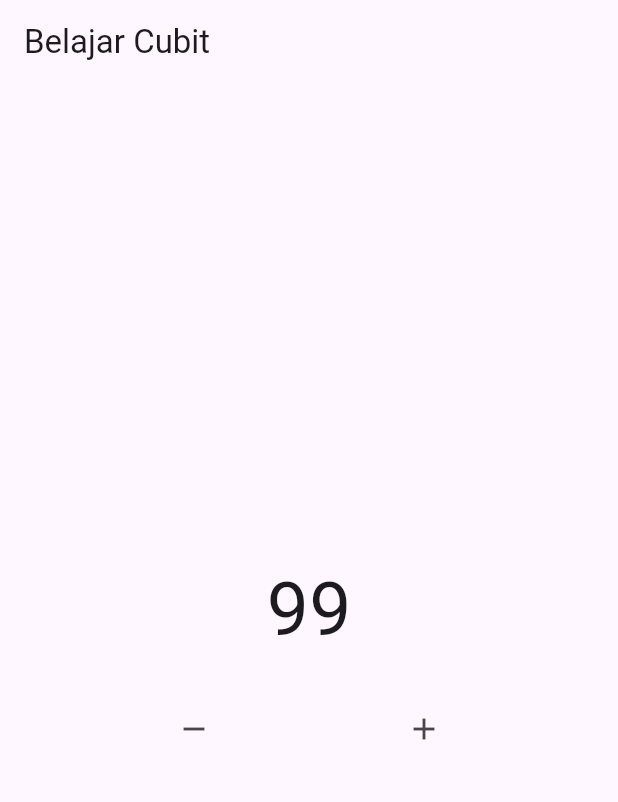
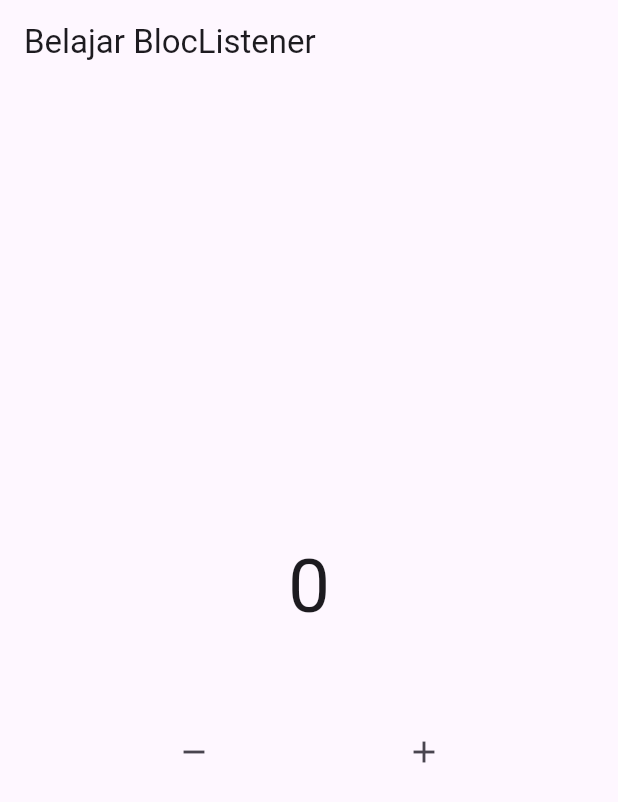
Before and after one commit to Lukman350/latihan_bloc, a Flutter app: the screen it shows after launch, after a tap on the "remove" icon, after a tap on the "add" icon, on a phone screen of 412 x 824 dp. Shown: the top 802 px of the screen. Run offline on Flutter 3.47's test engine with Material 3 defaults, Android fonts, the phone set to English and light mode, and no system bars; our stand-ins replace bloc, flutter_bloc.

Commit message:
update pembelajaran
- Memisahkan kode menjadi modul
- Materi BlocBuilder
- Materi BlocListener

```diff
--- /dev/null
+++ b/lib/belajar_bloclistener.dart
@@ -0,0 +1,65 @@
+import 'package:flutter/material.dart';
+import 'package:flutter_bloc/flutter_bloc.dart';
+import 'package:latihan_bloc/bloc/counter.dart';
+
+class BelajarBlocListener extends StatelessWidget {
+  BelajarBlocListener({super.key});
+
+  final Counter myCounter = Counter();
+
+  @override
+  Widget build(BuildContext context) {
+    return Scaffold(
+      appBar: AppBar(
+        title: const Text('Belajar BlocListener'),
+      ),
+      body: Column(
+        mainAxisAlignment: MainAxisAlignment.center,
+        children: [
+          BlocListener<Counter, int>(
+            bloc: myCounter,
+            listener: (context, state) {
+              print(state);
+
+              ScaffoldMessenger.of(context).showSnackBar(
+                const SnackBar(
+                  content: Text('Hello, even number!'),
+                  duration: Duration(milliseconds: 500),
+                ),
+              );
+            },
+            listenWhen: (previous, current) {
+              return current.isEven;
+            },
+            child: BlocBuilder<Counter, int>(
+              bloc: myCounter,
+              // buildWhen: (previous, current) {
+              //   return current.isOdd;
+              // },
+              builder: (context, state) {
+                return Text(
+                  '$state',
+                  style: const TextStyle(fontSize: 50),
+                );
+              },
+            ),
+          ),
+          const SizedBox(height: 50),
+          Row(
+            mainAxisAlignment: MainAxisAlignment.spaceEvenly,
+            children: [
+              IconButton(
+                onPressed: () => myCounter.decrement(),
+                icon: const Icon(Icons.remove),
+              ),
+              IconButton(
+                onPressed: () => myCounter.increment(),
+                icon: const Icon(Icons.add),
+              ),
+            ],
+          ),
+        ],
+      ),
+    );
+  }
+}
--- /dev/null
+++ b/lib/bloc/counter.dart
@@ -0,0 +1,22 @@
+import 'package:bloc/bloc.dart';
+
+class Counter extends Cubit<int> {
+  Counter({this.initialData = 0}) : super(initialData);
+
+  int initialData;
+
+  void increment() => emit(state + 1);
+  void decrement() => emit(state - 1);
+
+  @override
+  void onChange(Change<int> change) {
+    super.onChange(change);
+    print('onChange: $change');
+  }
+
+  @override
+  void onError(Object error, StackTrace stackTrace) {
+    super.onError(error, stackTrace);
+    print('Error: $error');
+  }
+}
--- a/lib/main.dart
+++ b/lib/main.dart
@@ -1,5 +1,6 @@
-import 'package:bloc/bloc.dart';
 import 'package:flutter/material.dart';
+
+import 'belajar_bloclistener.dart';
 
 void main() {
   runApp(const MainApp());
@@ -11,108 +12,7 @@ class MainApp extends StatelessWidget {
   @override
   Widget build(BuildContext context) {
     return MaterialApp(
-      home: BelajarCubit(),
+      home: BelajarBlocListener(),
     );
   }
 }
-
-class CounterCubit extends Cubit<int> {
-  CounterCubit({this.initialData = 0}) : super(initialData);
-
-  int initialData;
-
-  void tambahData() {
-    emit(state + 1);
-  }
-
-  void kurangData() {
-    emit(state - 1);
-  }
-}
-
-class BelajarCubit extends StatelessWidget {
-  CounterCubit myCounter = CounterCubit(initialData: 99);
-
-  @override
-  Widget build(BuildContext context) {
-    return Scaffold(
-      appBar: AppBar(
-        title: const Text('Belajar Cubit'),
-      ),
-      body: Column(
-        mainAxisAlignment: MainAxisAlignment.center,
-        children: [
-          StreamBuilder(
-            stream: myCounter.stream,
-            builder: (context, snapshot) {
-              if (snapshot.connectionState == ConnectionState.waiting) {
-                return const Center(
-                  child: CircularProgressIndicator(),
-                );
-              } else {
-                return Center(
-                  child: Text(
-                    '${snapshot.data}',
-                    style: const TextStyle(fontSize: 50),
-                  ),
-                );
-              }
-            },
-          ),
-          const SizedBox(height: 20),
-          Row(
-            mainAxisAlignment: MainAxisAlignment.spaceEvenly,
-            children: [
-              IconButton(
-                onPressed: () => myCounter.kurangData(),
-                icon: const Icon(
-                  Icons.remove,
-                ),
-              ),
-              IconButton(
-                  onPressed: () => myCounter.tambahData(),
-                  icon: const Icon(Icons.add))
-            ],
-          )
-        ],
-      ),
-    );
-  }
-}
-
-class BelajarStream extends StatelessWidget {
-  const BelajarStream({super.key});
-
-  Stream<int> streamData() async* {
-    for (var i = 1; i <= 10; i++) {
-      await Future.delayed(const Duration(seconds: 1));
-      yield i;
-    }
-  }
-
-  @override
-  Widget build(BuildContext context) {
-    return Scaffold(
-      appBar: AppBar(
-        title: const Text('Belajar Stream'),
-      ),
-      body: StreamBuilder(
-        stream: streamData(),
-        builder: (context, snapshot) {
-          if (snapshot.connectionState == ConnectionState.waiting) {
-            return const Center(
-              child: CircularProgressIndicator(),
-            );
-          } else {
-            return Center(
-              child: Text(
-                '${snapshot.data}',
-                style: const TextStyle(fontSize: 50),
-              ),
-            );
-          }
-        },
-      ),
-    );
-  }
-}
```
Also changed, not shown: lib/belajar_blocbuilder.dart (added, +59 -0 lines), lib/belajar_cubit.dart (added, +80 -0 lines), lib/belajar_stream.dart (added, +39 -0 lines), pubspec.lock.
